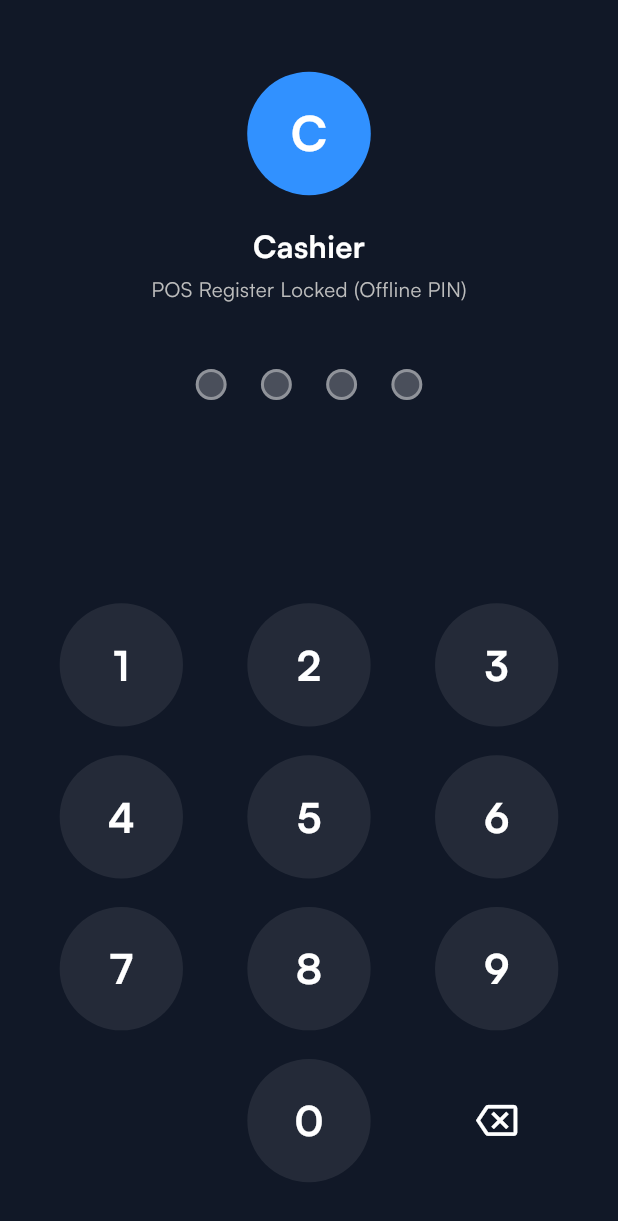
After one commit to fraud47/mobilepos-flutter, a Flutter app: the PinLockScreen screen opened directly, on a phone screen of 412 x 824 dp. The commit adds this screen. Shown: the top 1221 px of the screen. Run offline on Flutter 3.47's test engine with Material 3 defaults, Android fonts, the phone set to English and light mode, and no system bars; drawn by our look-alikes of skeletonizer; our stand-ins replace cached_network_image, device_info_plus, dio, drift, easy_localization, equatable and 17 more; missing offline and left inert: app_version_update; accounts and stored records are empty; generated files the repository leaves out were written again.

Commit message:
feat: add LocalProducts database table and implement PIN lock screen security features

```diff
--- /dev/null
+++ b/lib/src/features/auth/presentation/screens/pin_lock_screen.dart
@@ -0,0 +1,194 @@
+import 'package:flutter/material.dart';
+import 'package:flutter_remix/flutter_remix.dart';
+import 'package:flutter_riverpod/flutter_riverpod.dart';
+import 'package:flutter_screenutil/flutter_screenutil.dart';
+import 'package:mobilepos/src/features/auth/presentation/providers/auth_provider.dart';
+
+class PinLockScreen extends ConsumerStatefulWidget {
+  const PinLockScreen({super.key});
+
+  @override
+  ConsumerState<PinLockScreen> createState() => _PinLockScreenState();
+}
+
+class _PinLockScreenState extends ConsumerState<PinLockScreen> {
+  String _enteredPin = '';
+  bool _hasError = false;
+
+  void _onKeyPress(String digit) {
+    if (_enteredPin.length < 4) {
+      setState(() {
+        _hasError = false;
+        _enteredPin += digit;
+      });
+
+      if (_enteredPin.length == 4) {
+        _verifyPin();
+      }
+    }
+  }
+
+  void _onDelete() {
+    if (_enteredPin.isNotEmpty) {
+      setState(() {
+        _hasError = false;
+        _enteredPin = _enteredPin.substring(0, _enteredPin.length - 1);
+      });
+    }
+  }
+
+  Future<void> _verifyPin() async {
+    final success = await ref.read(sessionProvider.notifier).unlockWithPin(_enteredPin);
+    if (!success && mounted) {
+      setState(() {
+        _hasError = true;
+        _enteredPin = '';
+      });
+    }
+  }
+
+  @override
+  Widget build(BuildContext context) {
+    final sessionState = ref.watch(sessionProvider);
+    final user = sessionState.user;
+    final userEmail = user?.email ?? 'Cashier';
+    final initial = userEmail.isNotEmpty ? userEmail[0].toUpperCase() : 'C';
+
+    return Scaffold(
+      backgroundColor: const Color(0xFF111827),
+      body: SafeArea(
+        child: Padding(
+          padding: EdgeInsets.symmetric(horizontal: 24.w),
+          child: Column(
+            children: [
+              SizedBox(height: 40.h),
+
+              // Cashier Avatar
+              CircleAvatar(
+                radius: 36.r,
+                backgroundColor: Theme.of(context).colorScheme.primary,
+                child: Text(
+                  initial,
+                  style: TextStyle(
+                    fontSize: 28.sp,
+                    fontWeight: FontWeight.bold,
+                    color: Colors.white,
+                  ),
+                ),
+              ),
+              SizedBox(height: 16.h),
+
+              Text(
+                userEmail,
+                style: TextStyle(
+                  fontSize: 18.sp,
+                  fontWeight: FontWeight.w700,
+                  color: Colors.white,
+                ),
+              ),
+              SizedBox(height: 4.h),
+              Text(
+                'POS Register Locked (Offline PIN)',
+                style: TextStyle(
+                  fontSize: 12.sp,
+                  color: Colors.grey.shade400,
+                ),
+              ),
+
+              SizedBox(height: 36.h),
+
+              // PIN Indicator Dots
+              Row(
+                mainAxisAlignment: MainAxisAlignment.center,
+                children: List.generate(4, (index) {
+                  final filled = index < _enteredPin.length;
+                  return AnimatedContainer(
+                    duration: const Duration(milliseconds: 150),
+                    margin: EdgeInsets.symmetric(horizontal: 10.w),
+                    width: 18.w,
+                    height: 18.w,
+                    decoration: BoxDecoration(
+                      shape: BoxShape.circle,
+                      color: _hasError
+                          ? const Color(0xFFEF4444)
+                          : filled
+                              ? Theme.of(context).colorScheme.primary
+                              : Colors.white24,
+                      border: Border.all(
+                        color: _hasError
+                            ? const Color(0xFFEF4444)
+                            : filled
+                                ? Theme.of(context).colorScheme.primary
+                                : Colors.white38,
+                        width: 2,
+                      ),
+                    ),
+                  );
+                }),
+              ),
+
+              if (_hasError) ...[
+                SizedBox(height: 12.h),
+                Text(
+                  'Incorrect PIN. Try default: 1234',
+                  style: TextStyle(
+                    fontSize: 12.sp,
+                    color: const Color(0xFFEF4444),
+                    fontWeight: FontWeight.w600,
+                  ),
+                ),
+              ],
+
+              const Spacer(),
+
+              // Numeric Keypad
+              GridView.count(
+                shrinkWrap: true,
+                physics: const NeverScrollableScrollPhysics(),
+                crossAxisCount: 3,
+                childAspectRatio: 1.3,
+                crossAxisSpacing: 16.w,
+                mainAxisSpacing: 16.h,
+                children: [
+                  ...List.generate(9, (index) {
+                    final digit = '${index + 1}';
+                    return _buildKeypadButton(digit, () => _onKeyPress(digit));
+                  }),
+                  const SizedBox.shrink(),
+                  _buildKeypadButton('0', () => _onKeyPress('0')),
+                  IconButton(
+                    onPressed: _onDelete,
+                    icon: Icon(Icons.backspace_outlined, color: Colors.white, size: 24.sp),
+                  ),
+                ],
+              ),
+
+              SizedBox(height: 30.h),
+            ],
+          ),
+        ),
+      ),
+    );
+  }
+
+  Widget _buildKeypadButton(String digit, VoidCallback onTap) {
+    return Material(
+      color: Colors.white.withValues(alpha: 0.08),
+      shape: const CircleBorder(),
+      clipBehavior: Clip.antiAlias,
+      child: InkWell(
+        onTap: onTap,
+        child: Center(
+          child: Text(
+            digit,
+            style: TextStyle(
+              fontSize: 24.sp,
+              fontWeight: FontWeight.w700,
+              color: Colors.white,
+            ),
+          ),
+        ),
+      ),
+    );
+  }
+}
--- a/lib/src/features/auth/utils/auth_secure_storage.dart
+++ b/lib/src/features/auth/utils/auth_secure_storage.dart
@@ -13,6 +13,9 @@ class AuthSecureStorage {
 
   static const refreshTokenKey =
       'auth_refresh_token';
+
+  static const offlinePinKey =
+      'auth_offline_pin';
 
   Future<void> saveTokens({
     required String accessToken,
@@ -41,6 +44,30 @@ class AuthSecureStorage {
     );
   }
 
+  Future<void> saveOfflinePin(String pin) async {
+    await _storage.write(
+      key: offlinePinKey,
+      value: pin,
+    );
+  }
+
+  Future<String?> getOfflinePin() {
+    return _storage.read(
+      key: offlinePinKey,
+    );
+  }
+
+  Future<bool> hasOfflinePin() async {
+    final pin = await getOfflinePin();
+    return pin != null && pin.isNotEmpty;
+  }
+
+  Future<void> clearOfflinePin() async {
+    await _storage.delete(
+      key: offlinePinKey,
+    );
+  }
+
   Future<void> clearTokens() async {
     await _storage.delete(
       key: accessTokenKey,
@@ -49,5 +76,7 @@ class AuthSecureStorage {
     await _storage.delete(
       key: refreshTokenKey,
     );
+
+    await clearOfflinePin();
   }
 }
```
Also changed, not shown: lib/src/app.dart (+10 -1 lines), lib/src/features/auth/presentation/providers/auth_provider.dart (+61 -1 lines), lib/src/features/auth/presentation/widgets/set_pin_dialog.dart (added, +89 -0 lines), lib/src/features/home/presentation/widgets/counter_home_view.dart (+22 -1 lines), lib/src/core/databases/app_database.g.dart.
